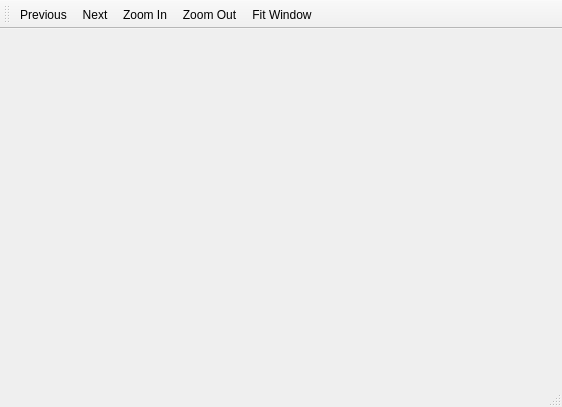
First picture: the form in ui/imageviewer.ui, repository vlkv/reggata, before the edit.
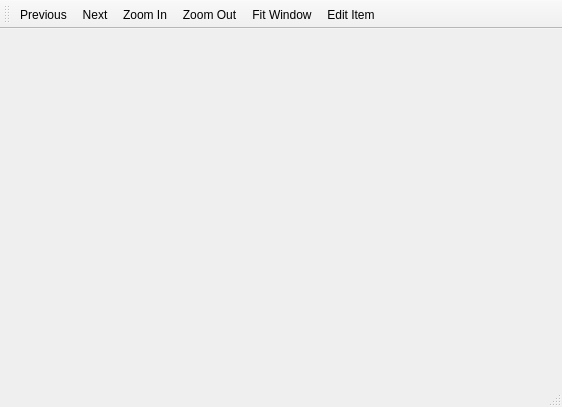
Second picture: the form after the edit. Icons and pictures are not drawn.

Commit message: ImageViewer: implemented basic editing of items

The edit to the form file:
```diff
--- a/ui/imageviewer.ui
+++ b/ui/imageviewer.ui
@@ -34,11 +34,12 @@
    <attribute name="toolBarBreak" >
     <bool>false</bool>
    </attribute>
-   <addaction name="action_prev" />
-   <addaction name="action_next" />
-   <addaction name="action_zoom_in" />
-   <addaction name="action_zoom_out" />
-   <addaction name="action_fit_window" />
+   <addaction name="action_prev"/>
+   <addaction name="action_next"/>
+   <addaction name="action_zoom_in"/>
+   <addaction name="action_zoom_out"/>
+   <addaction name="action_fit_window"/>
+   <addaction name="action_edit_item"/>
   </widget>
   <action name="action_prev" >
    <property name="enabled" >
@@ -97,6 +98,17 @@
     <string>Fit Window</string>
    </property>
   </action>
+  <action name="action_edit_item">
+   <property name="text">
+    <string>Edit Item</string>
+   </property>
+   <property name="toolTip">
+    <string>Edit Item</string>
+   </property>
+   <property name="shortcut">
+    <string>Ctrl+E</string>
+   </property>
+  </action>
  </widget>
  <resources>
   <include location="resources/resources.qrc" />
```
Left out of the diff: 77 changed lines with no effect on the pictures. The commit also changes 2 other files.
